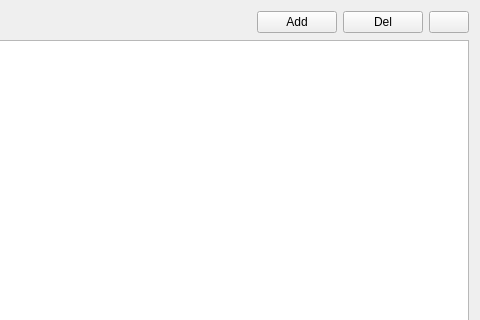
The window that Journal/JournalModule.ui (DStalytenkoDev/SchoolCRM) describes before a commit, drawn with Qt 5; both pictures show x 450 to 930 and y 0 to 320 of the 930 by 712 pixel window.
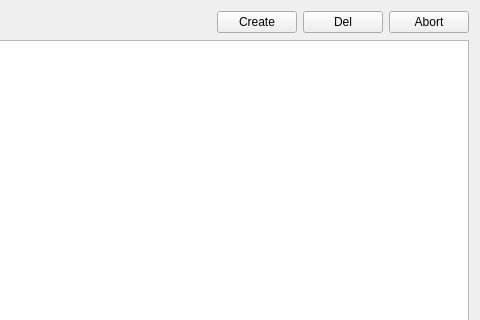
The same window after the commit. Icons and pictures are not drawn.

```diff
--- a/Journal/JournalModule.ui
+++ b/Journal/JournalModule.ui
@@ -44,7 +44,7 @@
         </sizepolicy>
        </property>
        <property name="text">
-        <string>Add</string>
+        <string>Create</string>
        </property>
       </widget>
      </item>
@@ -64,10 +64,7 @@
      <item>
       <widget class="QPushButton" name="abortSelection">
        <property name="text">
-        <string/>
-       </property>
-       <property name="icon">
-        <iconset theme="QIcon::ThemeIcon::EditClear"/>
+        <string>Abort</string>
        </property>
       </widget>
      </item>
```
Left out of the diff: 2 changed lines with no effect on the pictures.
